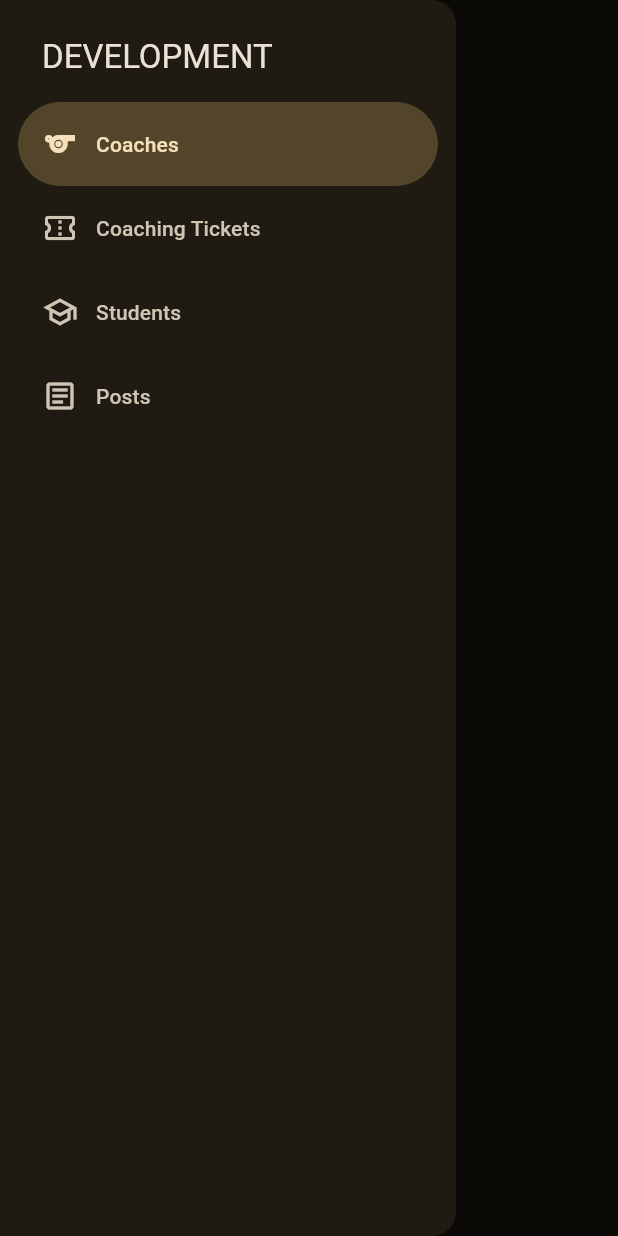
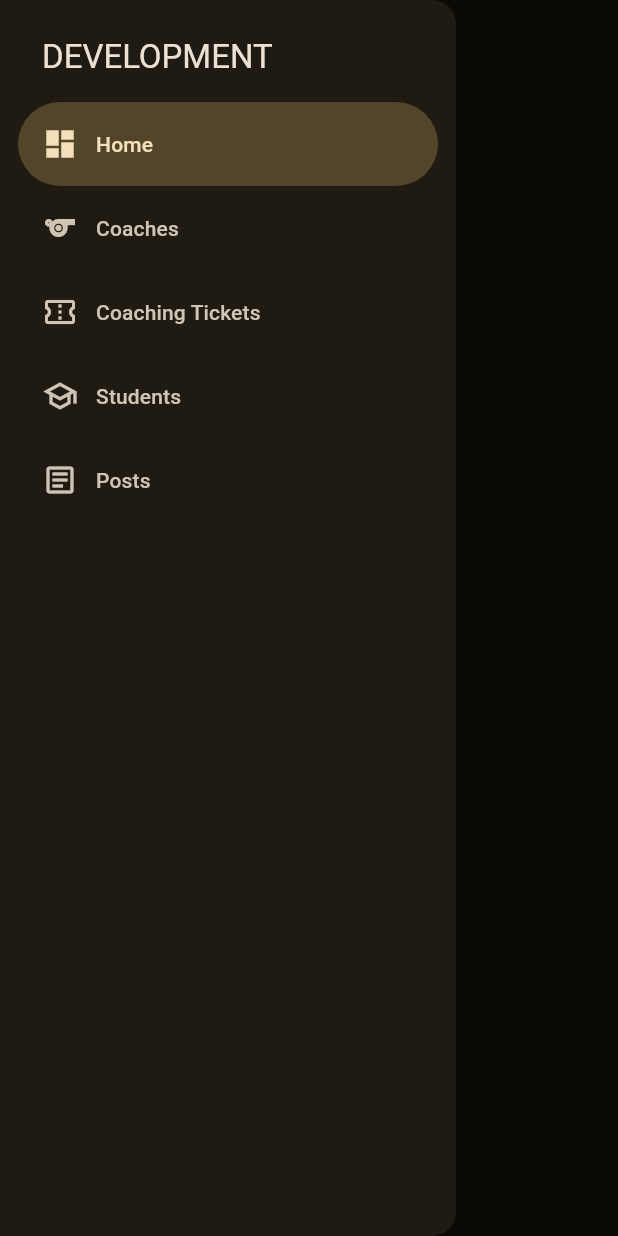
Before and after one commit to Shompi/tml-admin-tools, a Flutter app: the screen it shows after launch, with the side drawer open, on a phone screen of 412 x 824 dp. Run offline on Flutter 3.47's test engine with Material 3 defaults, Android fonts, the phone set to English and light mode, and no system bars.

Commit message:
Added a dashboard widget

```diff
--- /dev/null
+++ b/adminpanel/lib/features/dashboard/dashboard.dart
@@ -0,0 +1,22 @@
+import 'package:flutter/material.dart';
+
+class Dashboard extends StatelessWidget {
+  const new({super.key});
+
+  @override
+  Widget build(BuildContext context) {
+    return Padding(
+      padding: EdgeInsetsGeometry.all(12),
+      child: GridTile(
+        child: Row(
+          mainAxisAlignment: MainAxisAlignment.center,
+          spacing: 8.0,
+          children: [
+            Text("HOLA!", style: TextStyle(fontWeight: FontWeight.bold)),
+            Text("HOLA!", style: TextStyle(fontWeight: FontWeight.bold)),
+          ],
+        ),
+      ),
+    );
+  }
+}
--- a/adminpanel/lib/features/home/home.dart
+++ b/adminpanel/lib/features/home/home.dart
@@ -1,3 +1,4 @@
+import 'package:adminpanel/features/dashboard/dashboard.dart';
 import 'package:adminpanel/shared/customdrawer.dart';
 import 'package:flutter/material.dart';
 
@@ -13,10 +14,11 @@ class _HomePageState extends State<HomePage> {
 
   static const _pages = <Widget>[
     // Reemplazar esto cuando tenga las otras vistas creadas
-    Center(child: Text('Coaches')),
-    Center(child: Text('Coaching Tickets')),
-    Center(child: Text('Students')),
-    Center(child: Text('Posts')),
+    Dashboard(),
+    Center(child: Text('Coaches (NOT IMPLEMENTED)')),
+    Center(child: Text('Coaching Tickets (NOT IMPLEMENTED)')),
+    Center(child: Text('Students (NOT IMPLEMENTED)')),
+    Center(child: Text('Posts (NOT IMPLEMENTED)')),
   ];
 
   @override
--- a/adminpanel/lib/shared/customdrawer.dart
+++ b/adminpanel/lib/shared/customdrawer.dart
@@ -17,6 +17,7 @@ class AppDrawer extends StatelessWidget {
   final ValueChanged<int> onSelected;
 
   static const items = [
+    DrawerItem('Home', Icons.dashboard),
     DrawerItem('Coaches', Icons.sports_outlined),
     DrawerItem('Coaching Tickets', Icons.confirmation_number_outlined),
     DrawerItem('Students', Icons.school_outlined),
```
Also changed, not shown: adminpanel/lib/features/coaches/coaches_screen.dart (added).
